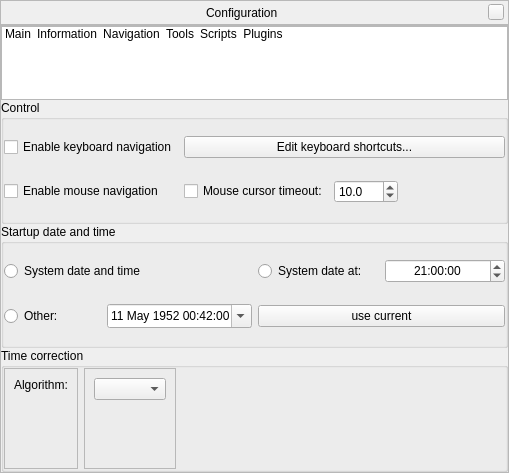
Above: src/gui/configurationDialog.ui from 519984307/stellarium_src before the change. Below: the same form after it.
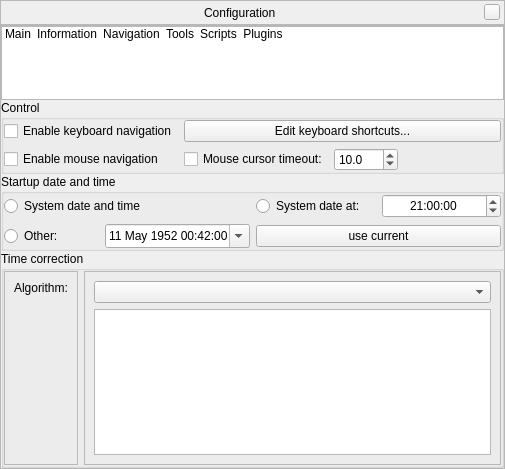
That is the form after the change. Icons and pictures are not drawn. Custom widgets are drawn as their Qt base class.

Commit message: refactored GUI and code for DeltaT management

```diff
--- a/src/gui/configurationDialog.ui
+++ b/src/gui/configurationDialog.ui
@@ -6,8 +6,8 @@
    <rect>
     <x>0</x>
     <y>0</y>
-    <width>509</width>
-    <height>473</height>
+    <width>505</width>
+    <height>469</height>
    </rect>
   </property>
   <layout class="QVBoxLayout">
@@ -809,27 +809,27 @@
                  <widget class="QComboBox" name="deltaTAlgorithmComboBox"/>
                 </item>
                 <item>
-                 <widget class="QLabel" name="deltaTAlgorithmDescription">
-                  <property name="text">
-                   <string/>
+                 <widget class="QTextBrowser" name="deltaTAlgorithmDescription">
+                  <property name="autoFillBackground">
+                   <bool>true</bool>
                   </property>
-                 </widget>
-                </item>
-               </layout>
               </widget>
              </item>
              <item>
-              <spacer name="horizontalSpacer_2">
+                 <spacer name="verticalSpacer">
                <property name="orientation">
-                <enum>Qt::Horizontal</enum>
+                   <enum>Qt::Vertical</enum>
                </property>
                <property name="sizeHint" stdset="0">
                 <size>
-                 <width>40</width>
-                 <height>20</height>
+                    <width>20</width>
+                    <height>40</height>
                 </size>
                </property>
               </spacer>
+                </item>
+               </layout>
+              </widget>
              </item>
             </layout>
            </widget>
```
Lines whose indentation alone changed are shown as unchanged. The commit also changes 7 other files.
